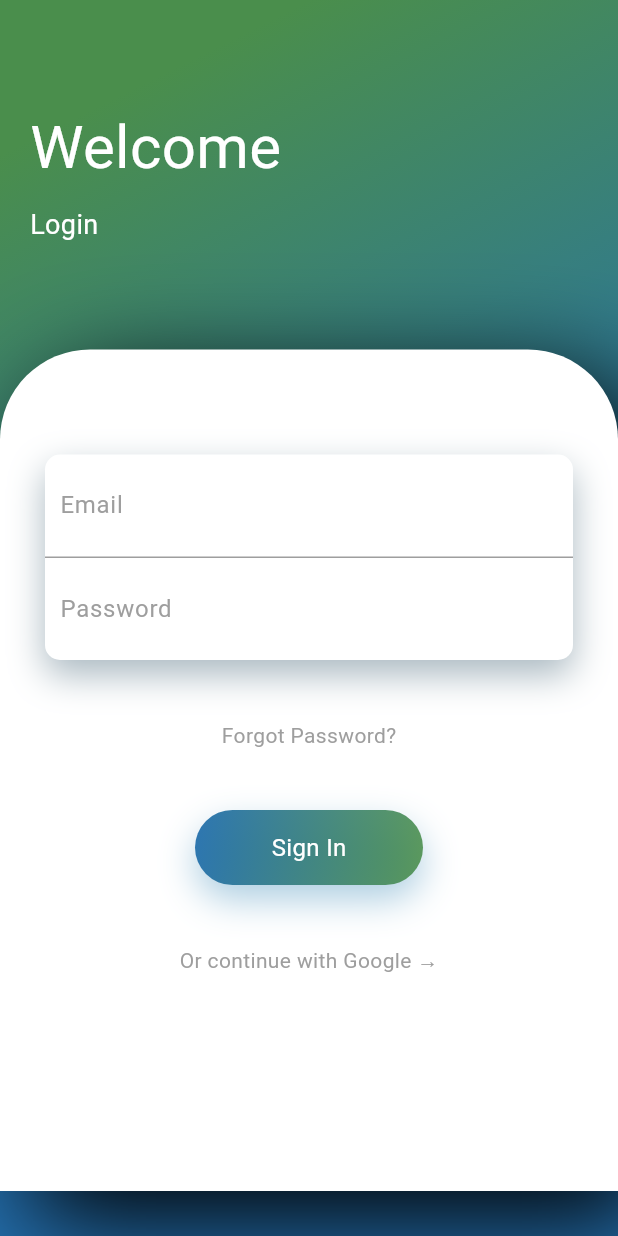
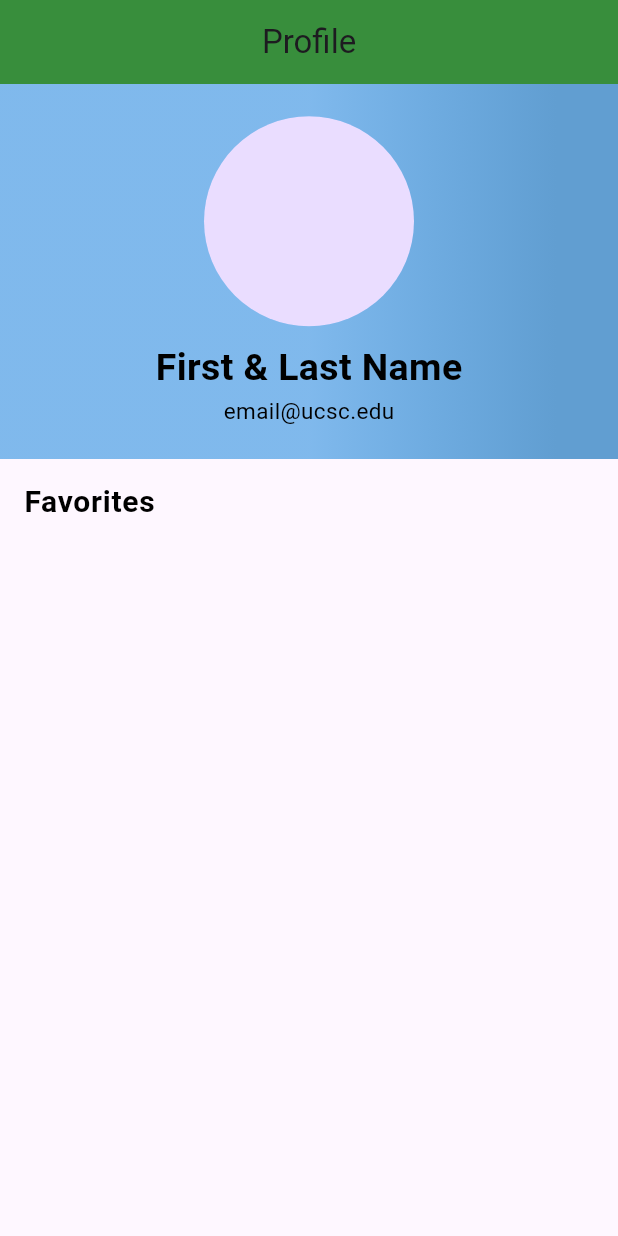
Before and after one commit to koenag/Team22, a Flutter app: the screen it shows after launch, on a phone screen of 412 x 824 dp. Run offline on Flutter 3.47's test engine with Material 3 defaults, Android fonts, the phone set to English and light mode, and no system bars; missing offline and left inert: favorite_button.

Commit message:
added ananya k's profile page file

```diff
--- a/volunteering_opportunities/lib/main.dart
+++ b/volunteering_opportunities/lib/main.dart
@@ -3,6 +3,7 @@ import 'package:flutter/material.dart';
 import 'exploremore.dart';
 import 'description_page.dart';
 import 'login_screen.dart';
+import 'profile_page.dart';
 
 void main() {
   runApp(const MyApp());
@@ -17,8 +18,9 @@ class MyApp extends StatelessWidget {
     return MaterialApp(
       //NEED TO CHANGE
       //home: ExploreMore(),
-      home: Login()
+      //home: Login()
       //home: DescriptionPage(),
+      home: ProfilePage(),
     );
   }
 }
--- /dev/null
+++ b/volunteering_opportunities/lib/profile_page.dart
@@ -0,0 +1,89 @@
+import 'package:flutter/material.dart';
+import 'package:flutter/rendering.dart';
+
+class ProfilePage extends StatelessWidget {
+  const ProfilePage({super.key});
+
+  @override
+  Widget build(BuildContext context) {
+    return Scaffold(
+      appBar: AppBar(
+        backgroundColor: Colors.green[700],
+        title: Center(
+          child: const Text('Profile'),
+        ),
+      ),
+      body: ListView(
+        children: <Widget>[
+          Container(
+            height: 250,
+            decoration: BoxDecoration(
+              gradient: LinearGradient(
+                colors: [
+                  Color.fromARGB(176, 71, 157, 228),
+                  const Color.fromARGB(255, 97, 158, 209)
+                ],
+                begin: Alignment.centerLeft,
+                end: Alignment.centerRight,
+                stops: [0.5, 0.9],
+              ),
+            ),
+            child: Column(
+              crossAxisAlignment: CrossAxisAlignment.center,
+              mainAxisAlignment: MainAxisAlignment.center,
+              children: <Widget>[
+                Row(
+                  mainAxisAlignment: MainAxisAlignment.spaceAround,
+                  children: <Widget>[
+                    CircleAvatar(
+                      backgroundColor: Color.fromARGB(132, 72, 163, 238),
+                      minRadius: 60.0,
+                      child: CircleAvatar(
+                        radius: 70.0,
+                        //backgroundImage: NetworkImage('images/profile.png'),
+                      ),
+                    ),
+                  ],
+                ),
+                SizedBox(
+                  height: 10,
+                ),
+                Text(
+                  'First & Last Name',
+                  style: TextStyle(
+                    fontSize: 25,
+                    fontWeight: FontWeight.bold,
+                    color: Colors.black,
+                  ),
+                ),
+                Text(
+                  'email@ucsc.edu',
+                  style: TextStyle(
+                    color: Colors.black,
+                    fontSize: 15,
+                  ),
+                ),
+              ],
+            ),
+          ),
+          Container(
+            child: Column(
+              children: <Widget>[
+                ListTile(
+                  title: Text(
+                    'Favorites',
+                    style: TextStyle(
+                      color: Colors.black,
+                      fontSize: 20,
+                      fontWeight: FontWeight.bold,
+                    ),
+                  ),
+                ),
+              ],
+            ),
+          )
+        ],
+      ),
+    );
+  }
+}
```
Also changed, not shown: volunteering_opportunities/lib/profile_page.txt (added, +89 -0 lines).
